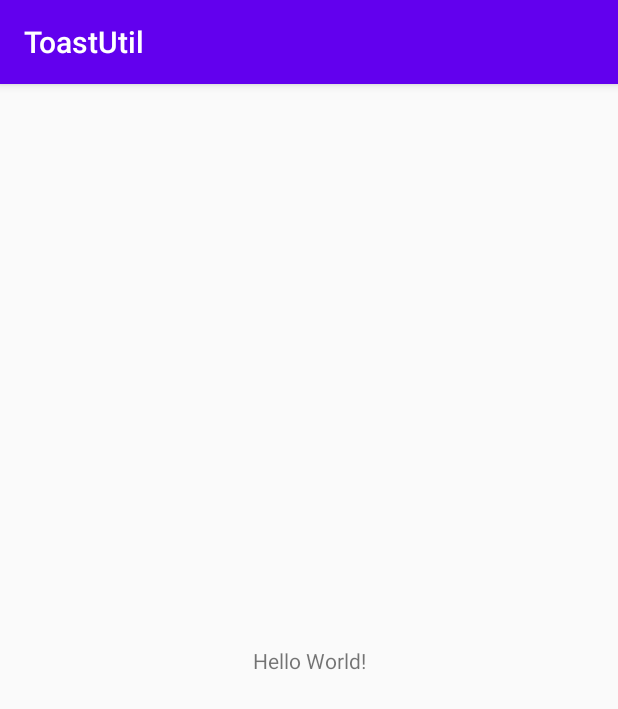
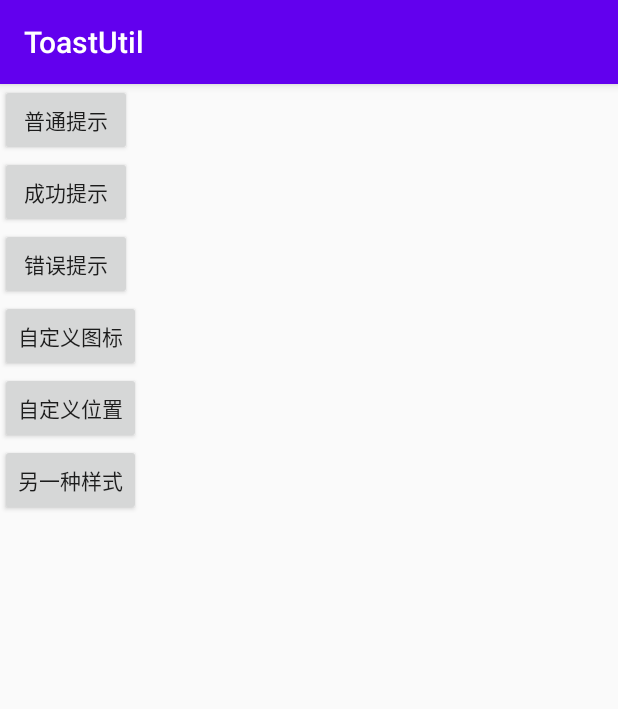
Before and after one commit to GdinKing/ToastUtil, an Android app: the screen it shows after launch (MainActivity), on a phone screen of 412 x 824 dp. Shown: the top 709 px of the screen. Run offline under Robolectric (Android 15) with nearby library versions, the phone set to English and light mode, and no system bars.

Commit message:
新增Toast工具类

```diff
--- a/app/build.gradle
+++ b/app/build.gradle
@@ -30,4 +30,5 @@ dependencies {
     testImplementation 'junit:junit:4.12'
     androidTestImplementation 'androidx.test.ext:junit:1.1.1'
     androidTestImplementation 'androidx.test.espresso:espresso-core:3.2.0'
+    implementation project(path: ':toastlibrary')
 }
--- a/app/src/main/res/layout/activity_main.xml
+++ b/app/src/main/res/layout/activity_main.xml
@@ -1,18 +1,41 @@
 <?xml version="1.0" encoding="utf-8"?>
-<androidx.constraintlayout.widget.ConstraintLayout xmlns:android="http://schemas.android.com/apk/res/android"
-    xmlns:app="http://schemas.android.com/apk/res-auto"
+<LinearLayout xmlns:android="http://schemas.android.com/apk/res/android"
     xmlns:tools="http://schemas.android.com/tools"
     android:layout_width="match_parent"
     android:layout_height="match_parent"
+    android:orientation="vertical"
     tools:context=".MainActivity">
 
-    <TextView
+    <Button
         android:layout_width="wrap_content"
         android:layout_height="wrap_content"
-        android:text="Hello World!"
-        app:layout_constraintBottom_toBottomOf="parent"
-        app:layout_constraintLeft_toLeftOf="parent"
-        app:layout_constraintRight_toRightOf="parent"
-        app:layout_constraintTop_toTopOf="parent" />
+        android:text="普通提示"
+        android:onClick="warningClick"/>
+    <Button
+        android:layout_width="wrap_content"
+        android:layout_height="wrap_content"
+        android:text="成功提示"
+        android:onClick="successClick"/>
+    <Button
+        android:layout_width="wrap_content"
+        android:layout_height="wrap_content"
+        android:text="错误提示"
+        android:onClick="errorClick"/>
+    <Button
+        android:layout_width="wrap_content"
+        android:layout_height="wrap_content"
+        android:text="自定义图标"
+        android:onClick="iconClick"/>
+    <Button
+        android:layout_width="wrap_content"
+        android:layout_height="wrap_content"
+        android:text="自定义位置"
+        android:onClick="gravityClick"/>
+    <Button
+        android:layout_width="wrap_content"
+        android:layout_height="wrap_content"
+        android:text="另一种样式"
+        android:onClick="styleClick"/>
 
-</androidx.constraintlayout.widget.ConstraintLayout>
+
+</LinearLayout>
--- a/toastlibrary/build.gradle
+++ b/toastlibrary/build.gradle
@@ -35,7 +35,7 @@ dependencies {
 
 publish {
     userOrg = 'mdking'
-    groupId = 'android.king.toast'
+    groupId = 'com.king.ui'
     artifactId = 'toastlibrary'
     publishVersion = '1.0.0'
     desc = 'This is an android toast library'
--- /dev/null
+++ b/toastlibrary/src/main/res/drawable/bg_toast.xml
@@ -0,0 +1,5 @@
+<?xml version="1.0" encoding="utf-8"?>
+<shape xmlns:android="http://schemas.android.com/apk/res/android">
+    <solid android:color="#aa000000" />
+    <corners android:radius="10dp" />
+</shape>
```
Also changed, not shown: app/src/main/java/android/king/toastutil/MainActivity.java (+31 -0 lines), toastlibrary/src/main/java/android/king/toast/ToastUtil.java (added, +112 -0 lines), toastlibrary/src/main/res/layout/layout_toast.xml (added, +26 -0 lines), toastlibrary/src/main/res/layout/layout_toast_second.xml (added, +27 -0 lines), app/src/main/res/drawable-xhdpi/icon_tips.png (added), toastlibrary/src/main/res/drawable-xhdpi/icon_toast_error.png (added), toastlibrary/src/main/res/drawable-xhdpi/icon_toast_success.png (added), toastlibrary/src/main/res/drawable-xhdpi/icon_toast_warn.png (added).
